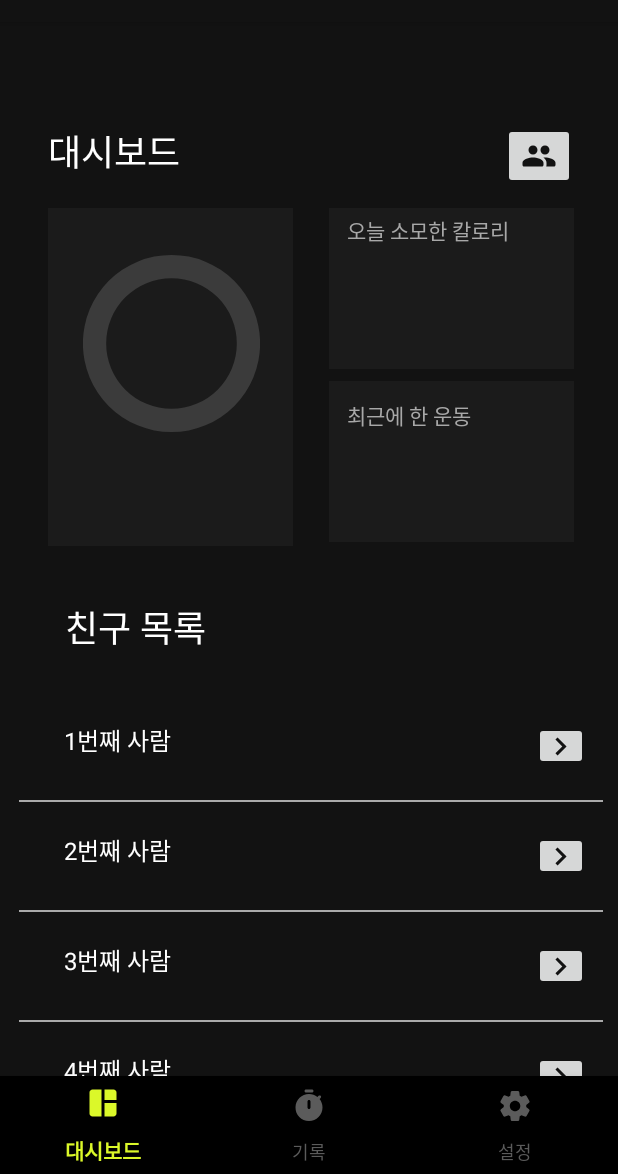
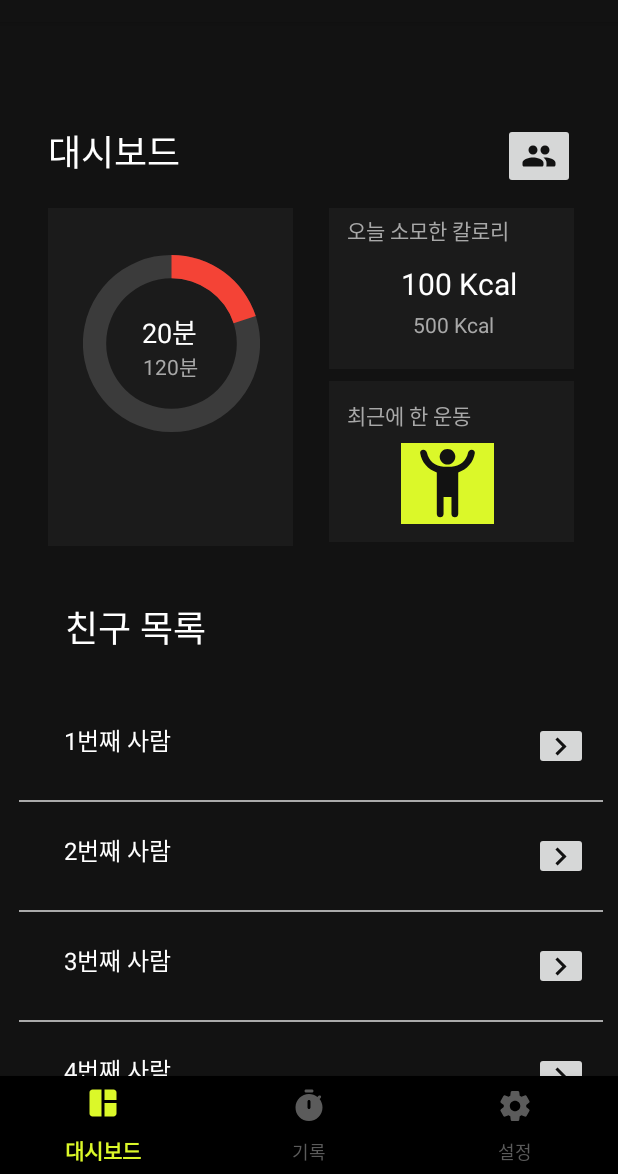
Before and after one commit to ajou-dico/Fit2Fit, an Android app: the screen it shows after launch once a user with an empty profile is signed in (MainActivity), on a phone screen of 412 x 824 dp, the part 62-1236 px from its top. Run offline under Robolectric (Android 15) with nearby library versions, the phone set to English and light mode, and no system bars; our stand-ins replace Firebase (no records; nobody signed in at launch, a user with empty details on screens opened directly); libraries missing offline, so code that uses them is left out: com.firebase.ui, com.google.firestore.v1.

Commit message:
filled_dashboard

```diff
--- a/app/src/main/java/com/dico/fit2fit/dashboard.java
+++ b/app/src/main/java/com/dico/fit2fit/dashboard.java
@@ -14,6 +14,7 @@ import android.view.View;
 import android.view.ViewGroup;
 import android.widget.EditText;
 import android.widget.ImageButton;
+import android.widget.ImageView;
 import android.widget.ProgressBar;
 import android.widget.TextView;
 
@@ -29,7 +30,10 @@ import java.util.List;
 
 public class dashboard extends Fragment {
     ImageButton add_f;
+    ImageView last_ex;
     ProgressBar pbar;
+    TextView Goal_sec,cur_sec, Goal_Kcal, cur_Kcal;
+
     private RecyclerView mRecyclerView;
     private MyRecyclerAdapter mRecyclerAdapter;
     private ArrayList<FriendItem> mfriendItems;
@@ -58,12 +62,19 @@ public class dashboard extends Fragment {
         mRecyclerView = rootView.findViewById(R.id.re_view);
         pbar = rootView.findViewById(R.id.p_bar);
         pbar.setMax(100);
+        pbar.setProgress(20);
 
-        TextView Goal_sec,cur_sec, Goal_Kcal, cur_Kcal;
+        last_ex = rootView.findViewById(R.id.last_ex);
         Goal_sec = rootView.findViewById(R.id.Goal_sec);
         cur_sec = rootView.findViewById(R.id.cur_sec);
         Goal_Kcal = rootView.findViewById(R.id.Goal_Kcal);
         cur_Kcal = rootView.findViewById(R.id.burn_Kcal);
+
+        last_ex.setImageResource(R.drawable.ic_jumpingjack);
+        Goal_sec.setText("120분");
+        cur_sec.setText("20분");
+        Goal_Kcal.setText("500 Kcal");
+        cur_Kcal.setText("100 Kcal");
 
         /* initiate adapter */
         mRecyclerAdapter = new MyRecyclerAdapter();
--- a/app/src/main/res/layout/fragment_dashboard.xml
+++ b/app/src/main/res/layout/fragment_dashboard.xml
@@ -66,8 +66,8 @@
         android:id="@+id/Goal_sec"
         android:layout_width="wrap_content"
         android:layout_height="wrap_content"
-        android:layout_marginStart="28dp"
-        android:layout_marginBottom="28dp"
+        android:layout_marginStart="40dp"
+        android:layout_marginBottom="40dp"
 
         android:textColor="@color/gray"
         app:layout_constraintBottom_toBottomOf="@+id/p_bar"
@@ -78,8 +78,8 @@
         android:id="@+id/cur_sec"
         android:layout_width="wrap_content"
         android:layout_height="wrap_content"
-        android:layout_marginTop="40dp"
-        android:layout_marginEnd="44dp"
+        android:layout_marginTop="44dp"
+        android:layout_marginEnd="64dp"
 
         android:textColor="@color/white"
         android:textSize="18sp"
@@ -91,7 +91,7 @@
         android:id="@+id/burn_Kcal"
         android:layout_width="wrap_content"
         android:layout_height="wrap_content"
-        android:layout_marginStart="16dp"
+        android:layout_marginStart="48dp"
         android:layout_marginBottom="4dp"
 
         android:textColor="@color/white"
@@ -103,8 +103,8 @@
         android:id="@+id/Goal_Kcal"
         android:layout_width="wrap_content"
         android:layout_height="wrap_content"
-        android:layout_marginStart="16dp"
-        android:layout_marginTop="80dp"
+        android:layout_marginStart="56dp"
+        android:layout_marginTop="68dp"
 
         android:textColor="@color/gray"
         app:layout_constraintStart_toStartOf="@+id/view2"
@@ -134,6 +134,20 @@
         android:textColor="@color/gray"
         app:layout_constraintStart_toStartOf="@+id/view2"
         app:layout_constraintTop_toTopOf="@+id/view2" />
+
+    <ImageView
+        android:id="@+id/last_ex"
+        android:layout_width="62dp"
+        android:layout_height="54dp"
+        android:layout_marginStart="15dp"
+        android:background="@color/primary"
+        app:layout_constraintBottom_toBottomOf="@+id/view3"
+        app:layout_constraintEnd_toEndOf="@+id/view3"
+        app:layout_constraintHorizontal_bias="0.383"
+        app:layout_constraintStart_toStartOf="@+id/view3"
+        app:layout_constraintTop_toTopOf="@+id/view3"
+        app:layout_constraintVertical_bias="0.773"
+        app:srcCompat="@drawable/ic_jumpingjack" />
 
     <ProgressBar
         android:id="@+id/p_bar"
```
